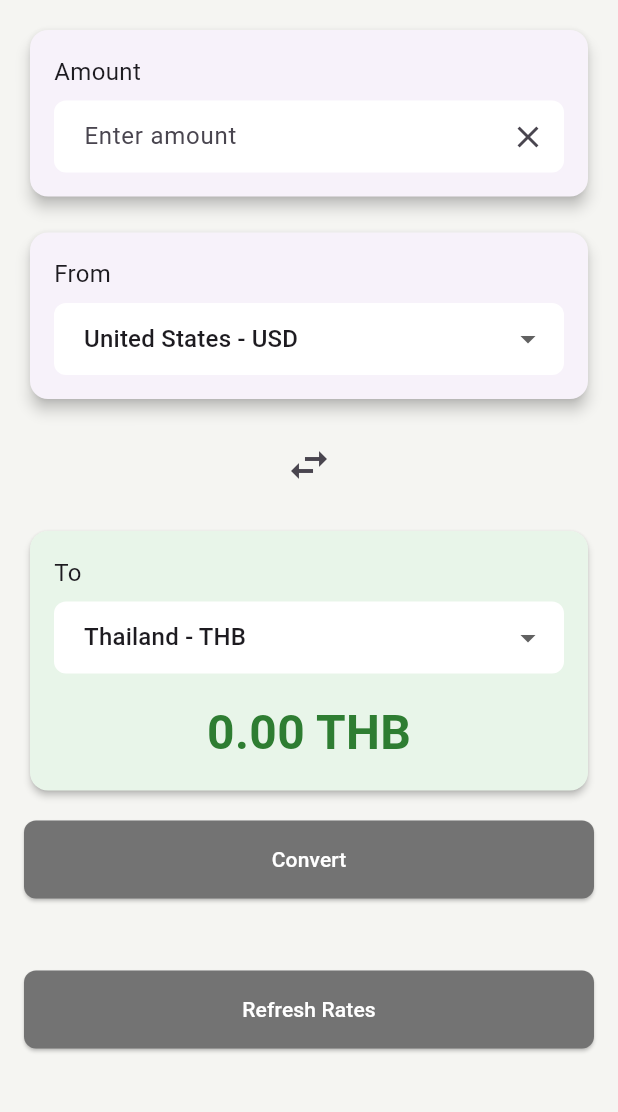
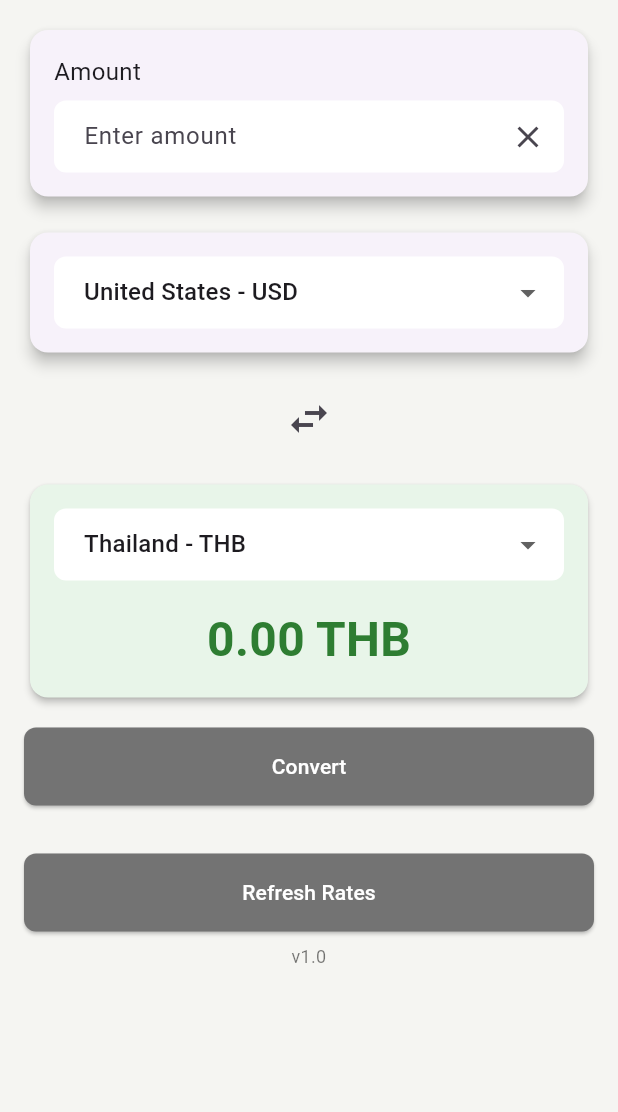
Before and after one commit to nuttasate/currency-converter, a Flutter app: the screen it shows after launch, on a phone screen of 412 x 824 dp, the part 84-1196 px from its top. Run offline on Flutter 3.47's test engine with Material 3 defaults, Android fonts, the phone set to English and light mode, and no system bars; our stand-ins replace connectivity_plus.

Commit message:
Add version

```diff
--- a/lib/main.dart
+++ b/lib/main.dart
@@ -9,6 +9,7 @@ void main() => runApp(const CurrencyConverterApp());
 
 class CurrencyConverterApp extends StatelessWidget {
   const CurrencyConverterApp({super.key});
+
   @override
   Widget build(BuildContext context) {
     return MaterialApp(
@@ -45,11 +46,13 @@ class CurrencyConverterApp extends StatelessWidget {
 
 class CurrencyConverterPage extends StatefulWidget {
   const CurrencyConverterPage({super.key});
+
   @override
   State<CurrencyConverterPage> createState() => _CurrencyConverterPageState();
 }
 
 class _CurrencyConverterPageState extends State<CurrencyConverterPage> {
+  static const String _version = '1.0';
   final TextEditingController _amountController = TextEditingController();
   String _from = 'United States - USD';
   String _to = 'Thailand - THB';
@@ -180,6 +183,7 @@ class _CurrencyConverterPageState extends State<CurrencyConverterPage> {
             child: Column(
               crossAxisAlignment: CrossAxisAlignment.stretch,
               children: [
+                // Amount
                 Card(
                   shape: RoundedRectangleBorder(
                     borderRadius: BorderRadius.circular(12),
@@ -213,6 +217,7 @@ class _CurrencyConverterPageState extends State<CurrencyConverterPage> {
                   ),
                 ),
                 const SizedBox(height: 16),
+                // From
                 Card(
                   shape: RoundedRectangleBorder(
                     borderRadius: BorderRadius.circular(12),
@@ -220,19 +225,13 @@ class _CurrencyConverterPageState extends State<CurrencyConverterPage> {
                   elevation: 4,
                   child: Padding(
                     padding: const EdgeInsets.all(16),
-                    child: Column(
-                      crossAxisAlignment: CrossAxisAlignment.start,
-                      children: [
-                        const Text('From', style: TextStyle(fontSize: 16)),
-                        const SizedBox(height: 8),
-                        DropdownButtonFormField<String>(
+                    child: DropdownButtonFormField<String>(
                       value: _from,
                       isExpanded: true,
                       decoration: const InputDecoration(),
                       items: _countries
                           .map(
-                                (c) =>
-                                    DropdownMenuItem(value: c, child: Text(c)),
+                            (c) => DropdownMenuItem(value: c, child: Text(c)),
                           )
                           .toList(),
                       onChanged: (v) {
@@ -245,11 +244,10 @@ class _CurrencyConverterPageState extends State<CurrencyConverterPage> {
                         _fetchRates();
                       },
                     ),
-                      ],
-                    ),
                   ),
                 ),
                 const SizedBox(height: 16),
+                // Swap
                 Center(
                   child: IconButton(
                     icon: const Icon(Icons.swap_horiz, size: 32),
@@ -257,6 +255,7 @@ class _CurrencyConverterPageState extends State<CurrencyConverterPage> {
                   ),
                 ),
                 const SizedBox(height: 16),
+                // To & Result
                 Card(
                   shape: RoundedRectangleBorder(
                     borderRadius: BorderRadius.circular(12),
@@ -268,8 +267,6 @@ class _CurrencyConverterPageState extends State<CurrencyConverterPage> {
                     child: Column(
                       crossAxisAlignment: CrossAxisAlignment.start,
                       children: [
-                        const Text('To', style: TextStyle(fontSize: 16)),
-                        const SizedBox(height: 8),
                         DropdownButtonFormField<String>(
                           value: _to,
                           isExpanded: true,
@@ -306,11 +303,13 @@ class _CurrencyConverterPageState extends State<CurrencyConverterPage> {
                   ),
                 ),
                 const SizedBox(height: 16),
+                // Convert
                 ElevatedButton(
                   onPressed: _convert,
                   child: const Text('Convert'),
                 ),
                 const SizedBox(height: 16),
+                // Last updated & rate
                 if (lastText.isNotEmpty) ...[
                   Text(
                     lastText,
@@ -327,7 +326,8 @@ class _CurrencyConverterPageState extends State<CurrencyConverterPage> {
                       ),
                     ),
                 ],
-                const SizedBox(height: 32),
+                const SizedBox(height: 16),
+                // Refresh & Version
                 ElevatedButton(
                   onPressed: _fetchRates,
                   child: _loading
@@ -341,6 +341,13 @@ class _CurrencyConverterPageState extends State<CurrencyConverterPage> {
                         )
                       : const Text('Refresh Rates'),
                 ),
+                const SizedBox(height: 8),
+                Text(
+                  'v$_version',
+                  textAlign: TextAlign.center,
+                  style: const TextStyle(fontSize: 12, color: Colors.black54),
+                ),
+                const SizedBox(height: 32),
               ],
             ),
           ),
```
Lines whose indentation alone changed are shown as unchanged.
